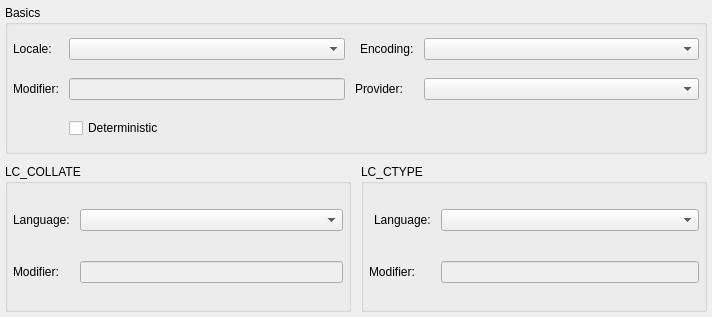
First picture: the form in libs/libgui/ui/dbobjects/collationwidget.ui, repository pgmodeler/pgmodeler, before the edit.
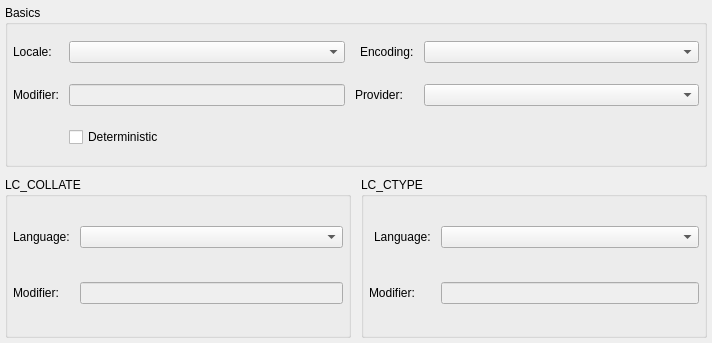
Second picture: the form after the edit.

Commit message: Changed default icon size of comboboxes

```diff
--- a/libs/libgui/ui/dbobjects/collationwidget.ui
+++ b/libs/libgui/ui/dbobjects/collationwidget.ui
@@ -7,7 +7,7 @@
     <x>0</x>
     <y>0</y>
     <width>712</width>
-    <height>317</height>
+    <height>343</height>
    </rect>
   </property>
   <property name="minimumSize">
@@ -96,6 +96,12 @@
         <property name="insertPolicy">
          <enum>QComboBox::InsertAlphabetically</enum>
         </property>
+        <property name="iconSize">
+         <size>
+          <width>28</width>
+          <height>28</height>
+         </size>
+        </property>
        </widget>
       </item>
       <item row="1" column="0">
@@ -188,6 +194,12 @@
           <height>0</height>
          </size>
         </property>
+        <property name="iconSize">
+         <size>
+          <width>28</width>
+          <height>28</height>
+         </size>
+        </property>
        </widget>
       </item>
       <item row="0" column="2">
@@ -226,6 +238,12 @@
           <height>0</height>
          </size>
         </property>
+        <property name="iconSize">
+         <size>
+          <width>28</width>
+          <height>28</height>
+         </size>
+        </property>
        </widget>
       </item>
       <item row="1" column="0">
@@ -288,7 +306,14 @@
        </widget>
       </item>
       <item row="1" column="3">
-       <widget class="QComboBox" name="provider_cmb"/>
+       <widget class="QComboBox" name="provider_cmb">
+        <property name="iconSize">
+         <size>
+          <width>28</width>
+          <height>28</height>
+         </size>
+        </property>
+       </widget>
       </item>
       <item row="2" column="1">
        <widget class="QCheckBox" name="deterministic_chk">
@@ -367,6 +392,12 @@
         <property name="insertPolicy">
          <enum>QComboBox::InsertAlphabetically</enum>
         </property>
+        <property name="iconSize">
+         <size>
+          <width>28</width>
+          <height>28</height>
+         </size>
+        </property>
        </widget>
       </item>
       <item row="1" column="0">
```
The commit also changes 40 other files.
